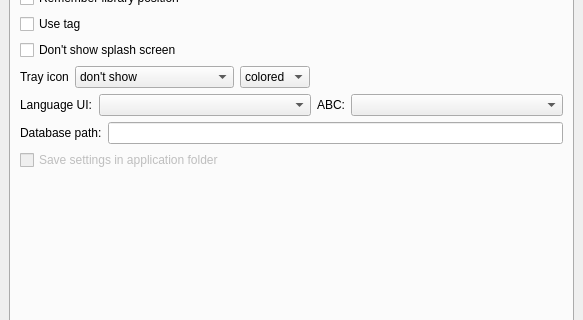
petrovvlad/freeLib, file freeLib/src/settingsdlg.ui: the form before one commit; both pictures show x 0 to 583 and y 82 to 402 of the 583 by 581 pixel window.
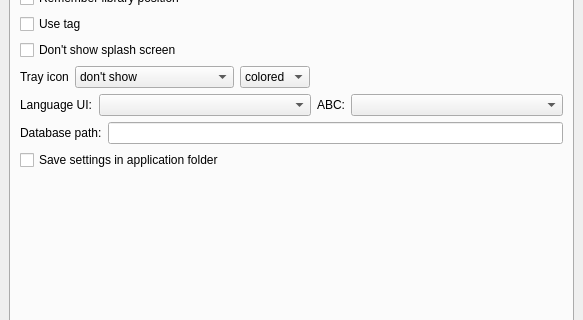
The form after the commit. Icons and pictures are not drawn.

Commit message: Fix: возможность хранить настройки в диерктории программы #85

Diff of the .ui file:
```diff
--- a/freeLib/src/settingsdlg.ui
+++ b/freeLib/src/settingsdlg.ui
@@ -188,9 +188,6 @@
        </item>
        <item>
         <widget class="QCheckBox" name="settings_to_file">
-         <property name="enabled">
-          <bool>false</bool>
-         </property>
          <property name="text">
           <string>Save settings in application folder</string>
          </property>
```
